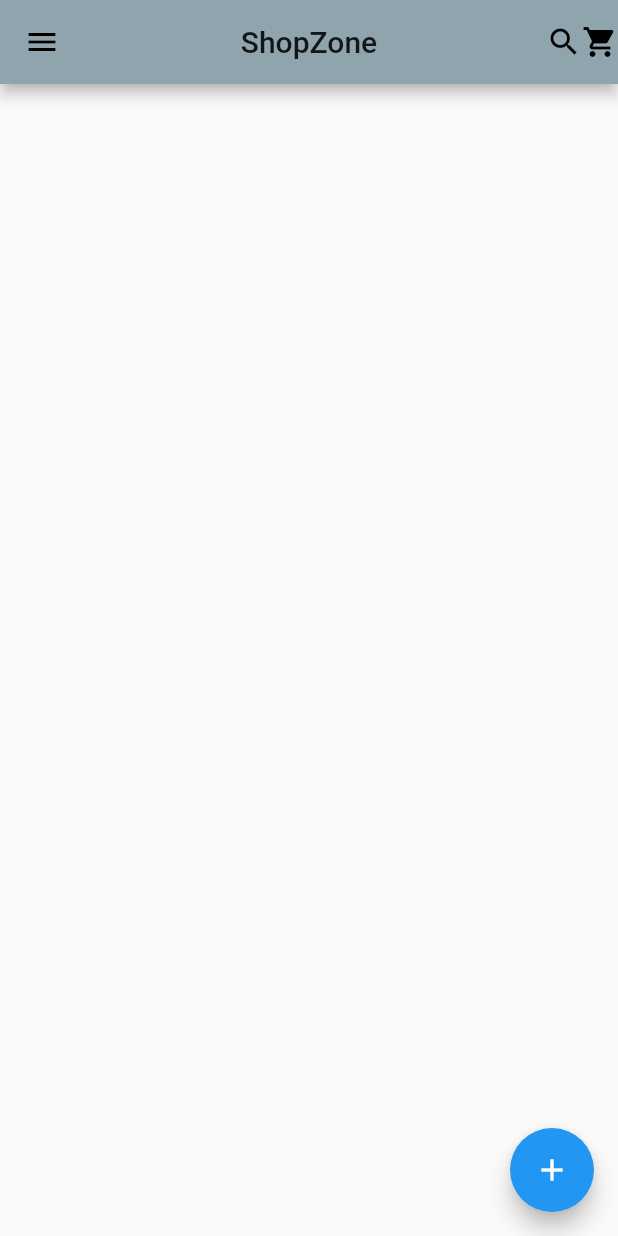
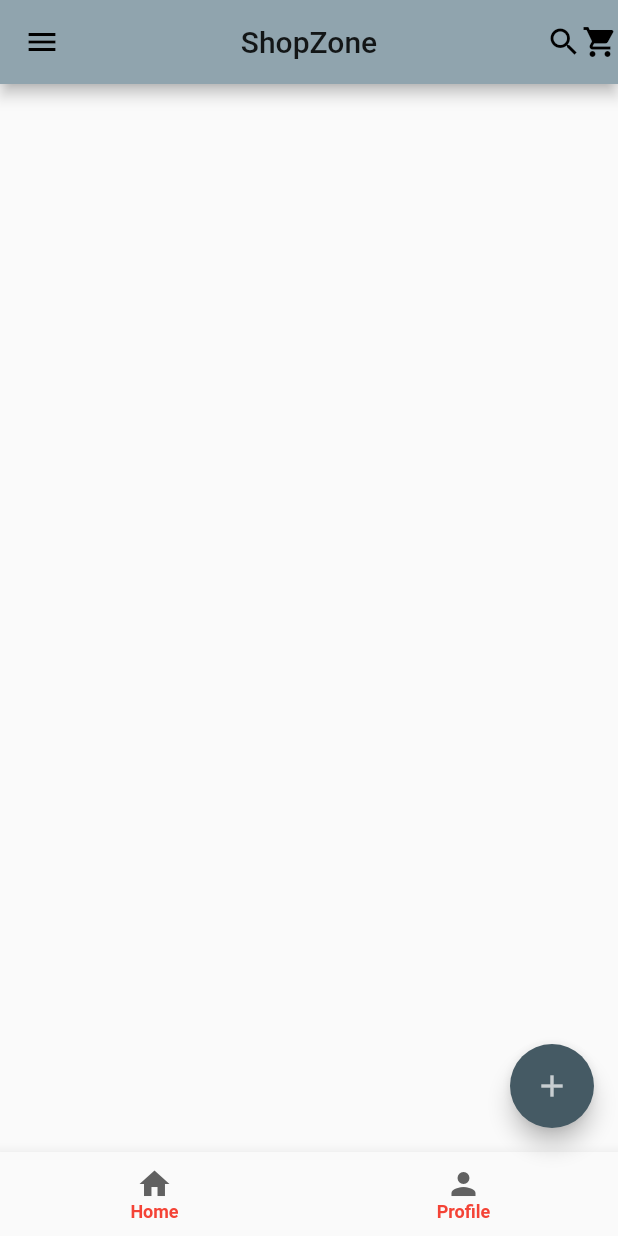
Before and after one commit to priyadarshu/sample_ui_2, a Flutter app: the screen it shows after launch, on a phone screen of 412 x 824 dp. Run offline on Flutter 3.47's test engine with Material 2 defaults, Android fonts, the phone set to English and light mode, and no system bars.

Commit message:
Added BottomNavigationBar

```diff
--- a/lib/main.dart
+++ b/lib/main.dart
@@ -25,8 +25,45 @@ class MyApp extends StatelessWidget {
         drawer: Drawer(),
         body: MyHome(),
         floatingActionButton: FloatingActionButton(
-          child: Icon(Icons.add),
+          child: Icon(
+            Icons.add,
+            color: Colors.white70,
+          ),
+          backgroundColor: Colors.blueGrey[700],
           onPressed: () {},
+        ),
+        /*bottomNavigationBar: Row(
+          children: [
+            Expanded(
+              child: Icon(Icons.home),
+            ),
+            Expanded(
+              child: Icon(Icons.person),
+            ),
+          ],*/
+        bottomNavigationBar: BottomNavigationBar(
+          items: [
+            BottomNavigationBarItem(
+              icon: Icon(Icons.home, color: Colors.grey[700]),
+              label: 'Home',
+            ),
+            BottomNavigationBarItem(
+              icon: Icon(Icons.person, color: Colors.grey[700]),
+              label: 'Profile',
+            ),
+          ],
+          selectedLabelStyle: TextStyle(
+            // color: Colors.red,
+            fontSize: 12,
+            fontWeight: FontWeight.bold,
+          ),
+          unselectedLabelStyle: TextStyle(
+            // color: Colors.red,
+            fontSize: 12,
+            fontWeight: FontWeight.bold,
+          ),
+          selectedItemColor: Colors.red,
+          unselectedItemColor: Colors.red,
         ),
       ),
     );
```
